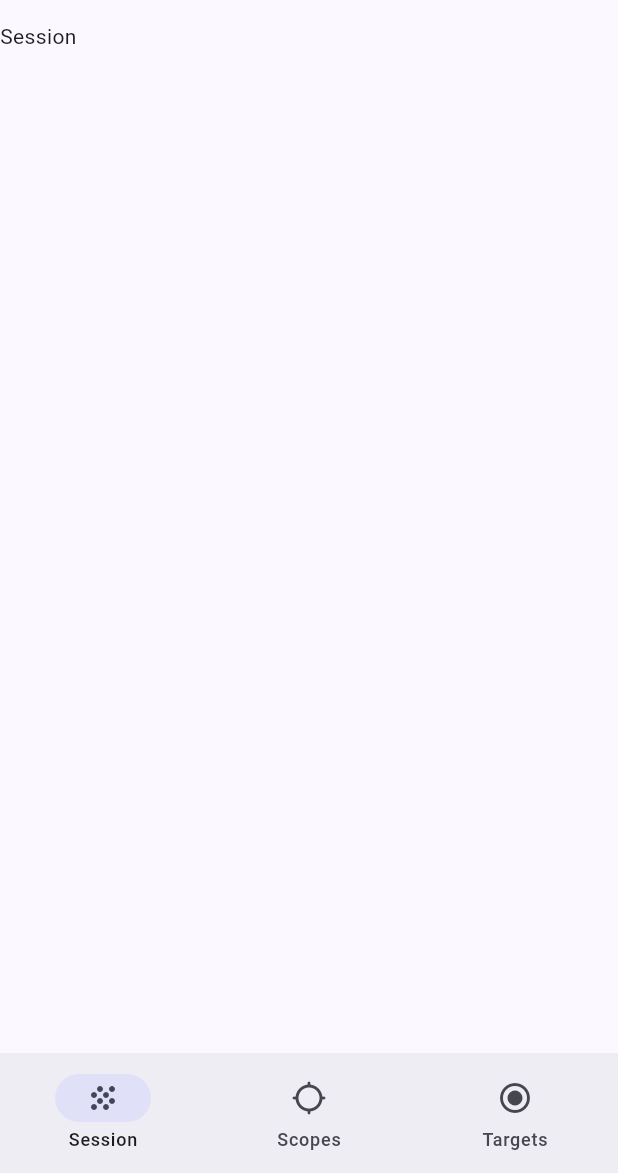
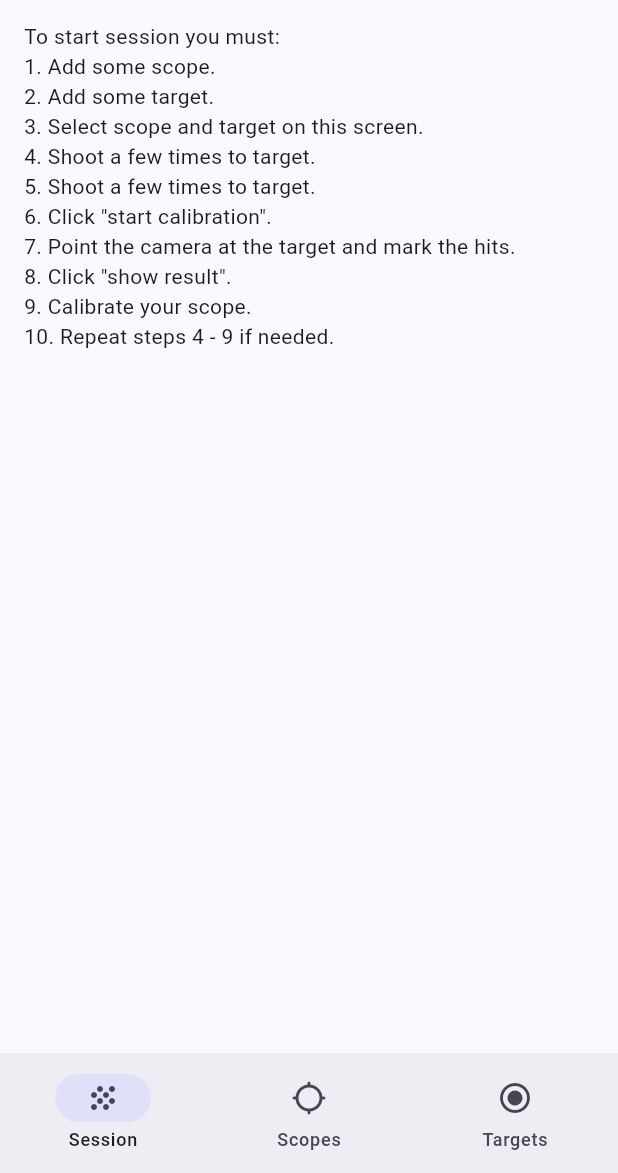
Before and after one commit to dmacedonski/sight-calibrator, a Flutter app: the screen it shows after launch, on a phone screen of 412 x 824 dp, the part 63-1236 px from its top. Run offline on Flutter 3.47's test engine with Material 2 defaults, Android fonts, the phone set to English and light mode, and no system bars; our stand-ins replace floor, sqflite; accounts and stored records are empty; generated files the repository leaves out were written again.

Commit message:
Create session first screen

```diff
--- a/lib/main_activity.dart
+++ b/lib/main_activity.dart
@@ -1,6 +1,7 @@
 import 'package:flutter/material.dart';
 import 'package:sight_calibrator/data/app_database.dart';
 import 'package:sight_calibrator/scopes_fragment.dart';
+import 'package:sight_calibrator/session_fragment.dart';
 import 'package:sight_calibrator/targets_fragment.dart';
 
 class MainActivity extends StatefulWidget {
@@ -22,7 +23,8 @@ class _MainActivityState extends State<MainActivity> {
         title: const Text("Sight Calibrator"),
       ),
       body: <Widget>[
-        const Text("Session"),
+        SessionFragment(
+            scopeDao: widget.db.scopeDao, targetDao: widget.db.targetDao),
         ScopesFragment(scopeDao: widget.db.scopeDao),
         TargetsFragment(targetDao: widget.db.targetDao),
       ][_selectedFragmentIndex],
--- /dev/null
+++ b/lib/session_fragment.dart
@@ -0,0 +1,134 @@
+import 'package:flutter/material.dart';
+import 'package:sight_calibrator/data/scope.dart';
+import 'package:sight_calibrator/data/target.dart';
+
+class SessionFragment extends StatefulWidget {
+  final ScopeDao scopeDao;
+  final TargetDao targetDao;
+
+  const SessionFragment(
+      {super.key, required this.scopeDao, required this.targetDao});
+
+  @override
+  State<StatefulWidget> createState() => _SessionFragmentState();
+}
+
+class _SessionFragmentState extends State<SessionFragment> {
+  final _formKey = GlobalKey<FormState>();
+  Scope? _selectedScope;
+  Target? _selectedTarget;
+
+  @override
+  Widget build(BuildContext context) {
+    return Padding(
+        padding: const EdgeInsets.symmetric(horizontal: 16),
+        child: StreamBuilder(
+          stream: widget.scopeDao.findAll(),
+          builder: (_, scopesSnapshot) {
+            return StreamBuilder(
+              stream: widget.targetDao.findAll(),
+              builder: (_, targetsSnapshot) {
+                if (!scopesSnapshot.hasData || !targetsSnapshot.hasData) {
+                  return Container();
+                }
+                final scopes = scopesSnapshot.requireData;
+                final targets = targetsSnapshot.requireData;
+                if (scopes.isEmpty || targets.isEmpty) {
+                  return _buildHelp(context);
+                }
+                return _buildForm(context, scopes, targets);
+              },
+            );
+          },
+        ));
+  }
+
+  Widget _buildHelp(BuildContext context) {
+    return Column(
+      crossAxisAlignment: CrossAxisAlignment.start,
+      children: const [
+        Text("To start session you must:"),
+        Text("1. Add some scope."),
+        Text("2. Add some target."),
+        Text("3. Select scope and target on this screen."),
+        Text("4. Shoot a few times to target."),
+        Text("5. Shoot a few times to target."),
+        Text("6. Click \"start calibration\"."),
+        Text("7. Point the camera at the target and mark the hits."),
+        Text("8. Click \"show result\"."),
+        Text("9. Calibrate your scope."),
+        Text("10. Repeat steps 4 - 9 if needed."),
+      ],
+    );
+  }
+
+  Widget _buildForm(
+      BuildContext context, List<Scope> scopes, List<Target> targets) {
+    return Form(
+      key: _formKey,
+      child: Column(
+        children: [
+          DropdownButtonFormField(
+            icon: const Icon(Icons.arrow_drop_down_rounded),
+            decoration: const InputDecoration(
+                labelText: "Scope",
+                border: OutlineInputBorder(),
+                helperText: ""),
+            value: scopes.first,
+            items: scopes
+                .map((e) => DropdownMenuItem(value: e, child: Text(e.name)))
+                .toList(),
+            onChanged: (scope) {
+              setState(() {
+                _selectedScope = scope;
+              });
+            },
+            autovalidateMode: AutovalidateMode.onUserInteraction,
+            validator: (Scope? scope) {
+              if (scope == null) {
+                return "Field is required.";
+              }
+              return null;
+            },
+          ),
+          const SizedBox(height: 6),
+          DropdownButtonFormField(
+            icon: const Icon(Icons.arrow_drop_down_rounded),
+            decoration: const InputDecoration(
+                labelText: "Target",
+                border: OutlineInputBorder(),
+                helperText: ""),
+            value: targets.first,
+            items: targets
+                .map((e) => DropdownMenuItem(value: e, child: Text(e.name)))
+                .toList(),
+            onChanged: (target) {
+              setState(() {
+                _selectedTarget = target;
+              });
+            },
+            autovalidateMode: AutovalidateMode.onUserInteraction,
+            validator: (Target? target) {
+              if (target == null) {
+                return "Field is required.";
+              }
+              return null;
+            },
+          ),
+          const SizedBox(height: 6),
+          ElevatedButton(
+            onPressed: () {
+              if (_formKey.currentState!.validate()) {
+                ScaffoldMessenger.of(context).showSnackBar(const SnackBar(
+                  content: Text("TODO: Go to marking hits screen."),
+                  duration: Duration(seconds: 10),
+                ));
+              }
+            },
+            child: const Text("Start calibration"),
+          )
+        ],
+      ),
+    );
+  }
+}
```
